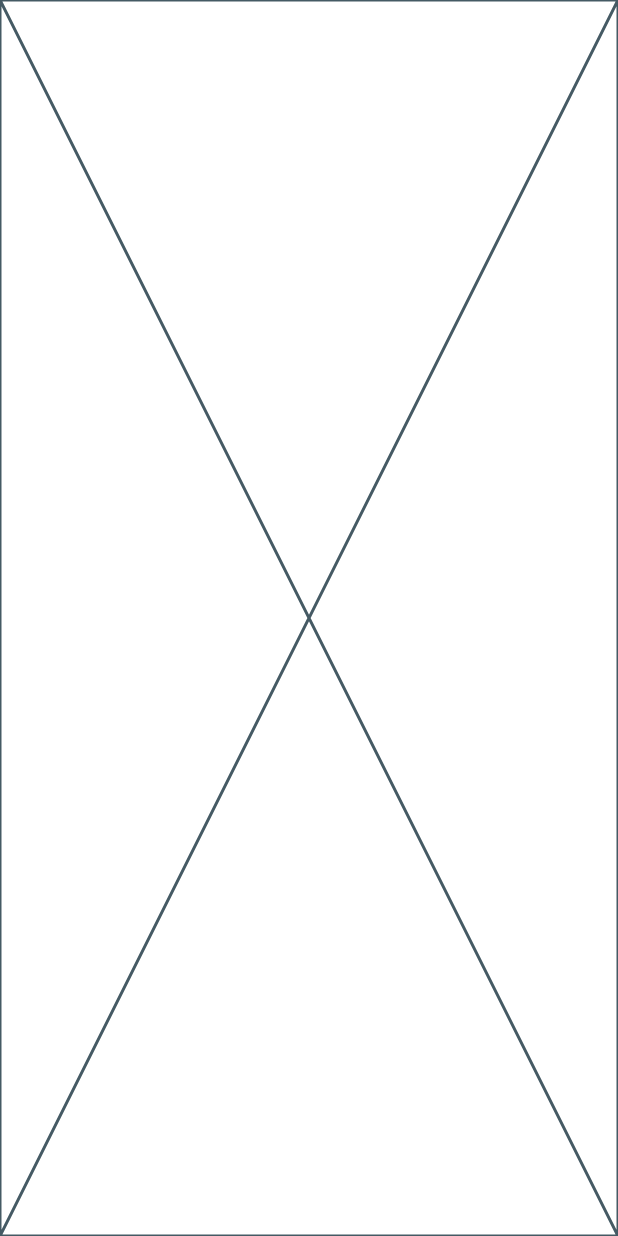
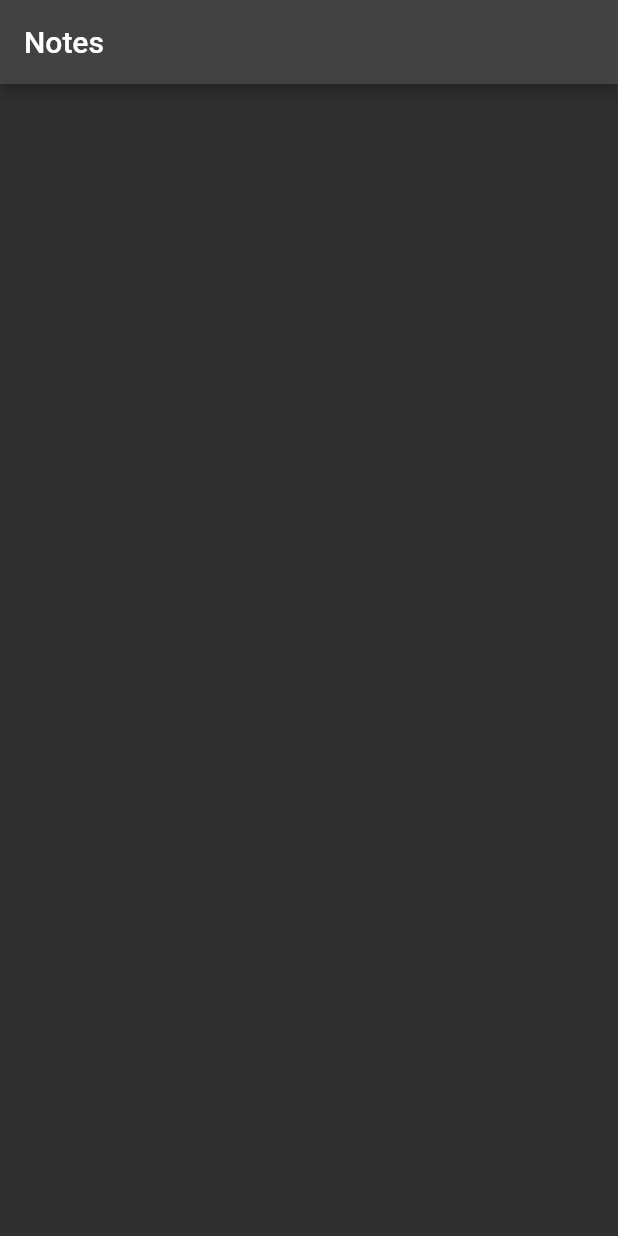
Before and after one commit to hocinehaddalene/notes_app, a Flutter app: the screen it shows after launch, on a phone screen of 412 x 824 dp. Run offline on Flutter 3.47's test engine with Material 2 defaults, Android fonts, the phone set to English and light mode, and no system bars.

Commit message:
note view

```diff
--- a/lib/main.dart
+++ b/lib/main.dart
@@ -1,14 +1,19 @@
 import 'package:flutter/material.dart';
+import 'package:notes_app/views/note_view.dart';
 
 void main() {
-  runApp(const MyApp());
+  runApp( MyApp());
 }
 
 class MyApp extends StatelessWidget {
-  const MyApp({super.key});
+   MyApp({super.key});
 
   @override
   Widget build(BuildContext context) {
-    return const Placeholder();
+    return MaterialApp(
+      theme: ThemeData.dark(),
+        home: const NoteView(),
+      );
+
   }
 }
--- /dev/null
+++ b/lib/views/note_view.dart
@@ -0,0 +1,14 @@
+import 'package:flutter/material.dart';
+import 'package:flutter/src/widgets/framework.dart';
+import 'package:flutter/src/widgets/placeholder.dart';
+
+class NoteView extends StatelessWidget {
+  const NoteView({super.key});
+
+  @override
+  Widget build(BuildContext context) {
+    return Scaffold(
+      appBar: AppBar(title: Text("Notes"),),
+    );
+  }
+}
```
